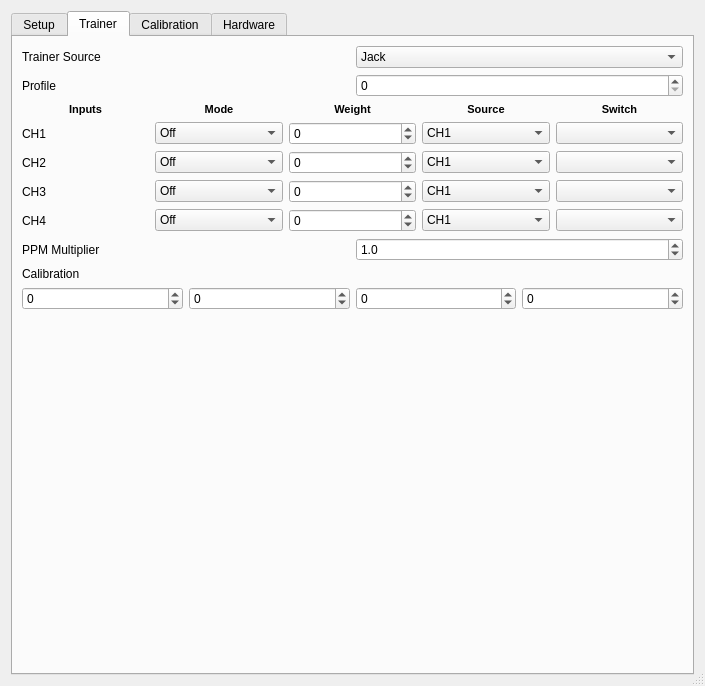
First picture: the form in eepe/eepskye/src/generaledit.ui, repository MikeBland/mbtx, before the edit.
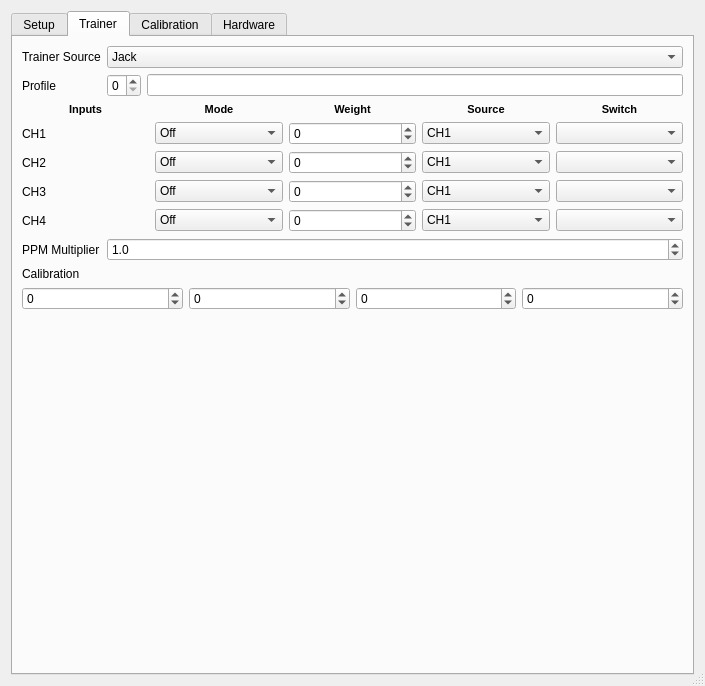
Second picture: the form after the edit. The open tabs and pages were chosen to show the change. Icons and pictures are not drawn.

Commit message: Update eepskye, Add MavLink over Frsky to ersky9x, add trainer profiles/sources updates, add airspeed, add DSM/MULTI to 9Xtreme internal.

What changed in the file:
```diff
--- a/eepe/eepskye/src/generaledit.ui
+++ b/eepe/eepskye/src/generaledit.ui
@@ -28,7 +28,7 @@
 These will be relevant for all models in the same EEPROM.</string>
      </property>
      <property name="currentIndex">
-      <number>3</number>
+      <number>1</number>
      </property>
      <widget class="QWidget" name="tabSetup">
       <attribute name="title">
@@ -1804,7 +1804,7 @@
        <string>Trainer</string>
       </attribute>
       <layout class="QGridLayout" name="gridLayout_6">
-       <item row="2" column="0" colspan="2">
+       <item row="4" column="0" colspan="2">
         <layout class="QGridLayout" name="gridLayout_4">
          <item row="2" column="0">
           <widget class="QLabel" name="chnLabel_1">
@@ -2160,7 +2160,7 @@
          </item>
         </layout>
        </item>
-       <item row="3" column="0">
+       <item row="5" column="0">
         <widget class="QLabel" name="label_33">
          <property name="toolTip">
           <string>&lt;html&gt;&lt;head/&gt;&lt;body&gt;&lt;p&gt;&lt;span style=&quot; font-weight:600;&quot;&gt;Multiplier&lt;/span&gt; adjusts all PPMin values by a factor from 0.0 to 5.0. It is normally left at 1&lt;/p&gt;&lt;/body&gt;&lt;/html&gt;</string>
@@ -2170,7 +2170,7 @@
          </property>
         </widget>
        </item>
-       <item row="3" column="1">
+       <item row="5" column="1">
         <widget class="QDoubleSpinBox" name="PPM_MultiplierDSB">
          <property name="decimals">
           <number>1</number>
@@ -2183,7 +2183,7 @@
          </property>
         </widget>
        </item>
-       <item row="4" column="0">
+       <item row="6" column="0">
         <widget class="QLabel" name="label_34">
          <property name="toolTip">
           <string>&lt;html&gt;&lt;head/&gt;&lt;body&gt;&lt;p&gt;This setting calibrates the Master radio to use the Trainer signals coming from the Slave Tx.&lt;/p&gt;&lt;p&gt;To calibrate the Master radio to use the PPMin signals coming from the Slave Tx, first turn on its power switch and select the memory for the trainer model. Then go to Model Setup, General and set Trainer to ON. Now plug the trainer cable into the student transmitter with the power switch in the OFF position. This activates the student transmitter in slave mode. With the Master transmitter still turned ON, plug the trainer cable into its trainer port. The Trainer menu should now show the PPM input values changing when you move the sticks on the Slave transmitter. Centre the sticks and trims on the Slave transmitter,&lt;span style=&quot; font-weight:600;&quot;&gt; including the throttle.&lt;/span&gt; Now highlight &lt;span style=&quot; font-weight:600;&quot;&gt;'Cal'&lt;/span&gt; in the Trainer setup menu on the Master transmitter and press the [MENU] button. All of the values to the right of 'Cal' should change to zero. In order to check that calibration has been successful, you should move the sticks on the Slave (student) transmitter to their fullest extents and make sure that each stick axis has a range of about -100 to 100. This completes calibration of the trainer setup. If necessary, the Multiplier can be used to adjust the input values, but is normally not required.&lt;/p&gt;&lt;p&gt;Test the trainer setup to ensure that control of the primary flight functions transfers correctly to the student when the trainer switch is ON. Check in particular that controls work in the proper directions on both transmitters.&lt;/p&gt;&lt;/body&gt;&lt;/html&gt;</string>
@@ -2193,7 +2193,7 @@
          </property>
         </widget>
        </item>
-       <item row="5" column="0" colspan="2">
+       <item row="7" column="0" colspan="2">
         <layout class="QGridLayout" name="gridLayout_5">
          <item row="0" column="0">
           <widget class="QSpinBox" name="trainerCalib_1">
@@ -2237,7 +2237,7 @@
          </item>
         </layout>
        </item>
-       <item row="6" column="0">
+       <item row="8" column="0">
         <spacer name="verticalSpacer_3">
          <property name="orientation">
           <enum>Qt::Vertical</enum>
@@ -2269,12 +2269,12 @@
          </item>
          <item>
           <property name="text">
-           <string>Sbus</string>
+           <string>Sbus/BT</string>
           </property>
          </item>
          <item>
           <property name="text">
-           <string>Cppm</string>
+           <string>Cppm/COM2</string>
           </property>
          </item>
          <item>
@@ -2284,7 +2284,28 @@
          </item>
         </widget>
        </item>
-       <item row="1" column="0">
+       <item row="3" column="1">
+        <layout class="QHBoxLayout" name="horizontalLayout_4">
+         <item>
+          <widget class="QSpinBox" name="TrainerProfileSB">
+           <property name="minimum">
+            <number>0</number>
+           </property>
+           <property name="maximum">
+            <number>3</number>
+           </property>
+          </widget>
+         </item>
+         <item>
+          <widget class="QLineEdit" name="lineEdit">
+           <property name="maxLength">
+            <number>6</number>
+           </property>
+          </widget>
+         </item>
+        </layout>
+       </item>
+       <item row="3" column="0">
         <widget class="QLabel" name="label_55">
          <property name="toolTip">
           <string>&lt;html&gt;&lt;head/&gt;&lt;body&gt;&lt;p&gt;Four Trainer profiles are available. You can configure and calibrate 4 different radios, without having to configure the Trainer menu every time you use a different Slave transmitter . A very nice feature if you teach other people to fly and they use their own radio..&lt;/p&gt;&lt;/body&gt;&lt;/html&gt;</string>
@@ -2294,16 +2315,6 @@
          </property>
         </widget>
        </item>
-       <item row="1" column="1">
-        <widget class="QSpinBox" name="TrainerProfileSB">
-         <property name="minimum">
-          <number>0</number>
-         </property>
-         <property name="maximum">
-          <number>2</number>
-         </property>
-        </widget>
-       </item>
       </layout>
      </widget>
      <widget class="QWidget" name="tabCalibration">
```
The commit also changes 38 other files.
